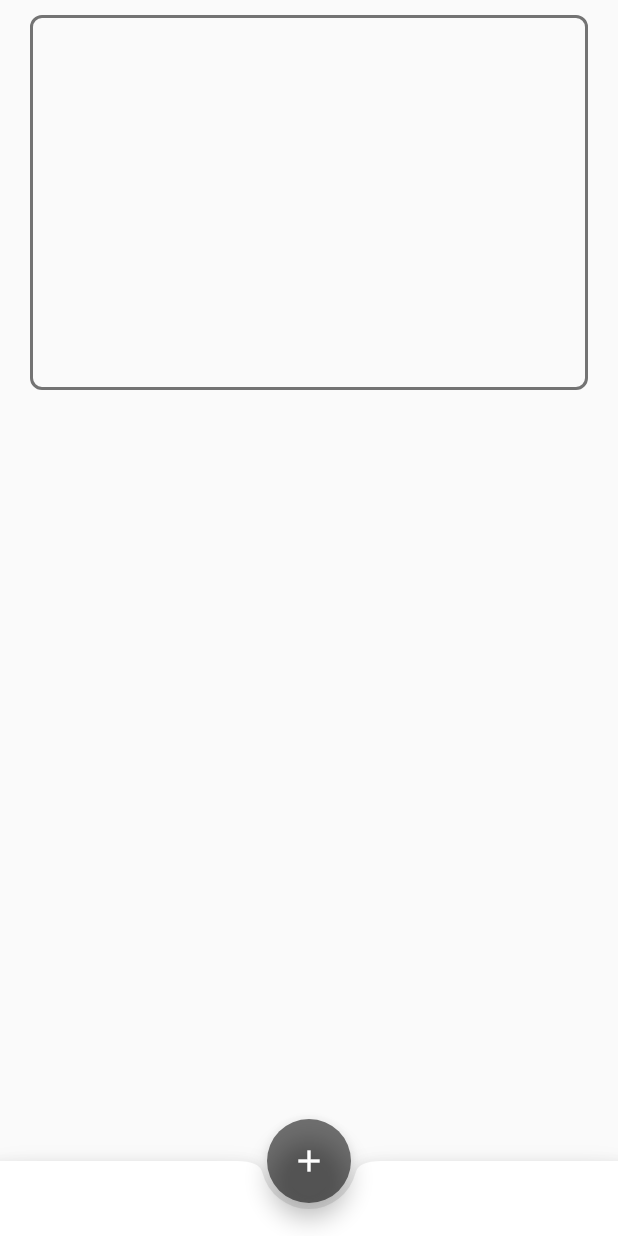
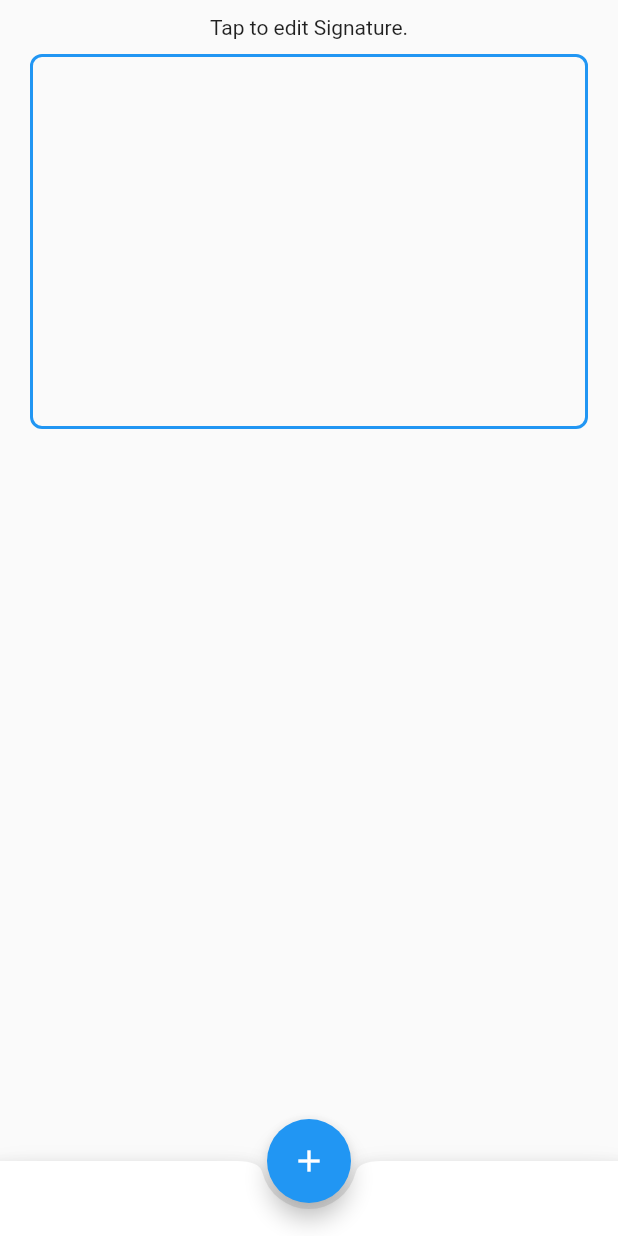
Before and after one commit to AlejoGschwind/Signed, a Flutter app: the screen it shows after launch, on a phone screen of 412 x 824 dp. Run offline on Flutter 3.47's test engine with Material 2 defaults, Android fonts, the phone set to English and light mode, and no system bars; our stand-ins replace extended_image, native_pdf_renderer, shared_preferences; missing offline and left inert: signature_pad_widget.

```diff
--- a/lib/main.dart
+++ b/lib/main.dart
@@ -4,16 +4,9 @@ import 'package:signed/screens/home_screen.dart';
 void main() => runApp(MyApp());
 
 class MyApp extends StatelessWidget {
-
   @override
   Widget build(BuildContext context) {
     return MaterialApp(
-      title: "Signed",
-      debugShowCheckedModeBanner: false,
-      theme: ThemeData(
-        primaryColor: Colors.blueGrey,
-        accentColor: Colors.black54
-      ),
       home: HomeScreen(),
     );
   }
--- a/lib/screens/home_screen.dart
+++ b/lib/screens/home_screen.dart
@@ -1,10 +1,13 @@
 import 'dart:io';
+import 'dart:typed_data';
 
+import 'package:flutter/cupertino.dart';
 import 'package:flutter/foundation.dart';
 import 'package:flutter/material.dart';
 import 'package:path_provider/path_provider.dart';
 import 'package:signed/screens/pdf_screen.dart';
 import 'package:signed/screens/sign_screen.dart';
+import 'package:signed/utility.dart';
 
 class HomeScreen extends StatefulWidget {
   @override
@@ -13,16 +16,25 @@ class HomeScreen extends StatefulWidget {
 
 class _HomeScreenState extends State<HomeScreen> {
   final GlobalKey _key = GlobalKey();
-  File _signatureFile;
+  Image _signature;
   String pathPDF = '';
 
-  updateFileState(File image) {
-    setState(() {
-      _signatureFile = image;
-    });
-    print(_signatureFile);
+  @override
+  void initState() {
+    super.initState();
+    loadSignatureFromPreference();
   }
 
+  loadSignatureFromPreference() {
+    Utility.getImageFromPreferences().then((img) {
+      if (img == null) {
+        return;
+      }
+      setState(() {
+        _signature = Utility.imageFromBase64String(img);
+      });
+    });
+  }
 
   @override
   Widget build(BuildContext context) {
@@ -30,18 +42,23 @@ class _HomeScreenState extends State<HomeScreen> {
       body: Container(
         child: ListView(
           children: <Widget>[
-            _signatureFile != null? Image.file(_signatureFile): Container(),
             GestureDetector(
               onTap: () {
                 Navigator.push(context, MaterialPageRoute(builder: (context) {
-                  return SignScreen(
-                    key: _key,
-                    updateParentFile: updateFileState,
+                  return SignatureScreen(
+                    loadSignatureFromPreference,
                   );
                 }));
               },
-              child: _signatureFile != null ? Image.file(_signatureFile): Container(
-                margin: EdgeInsets.symmetric(horizontal: 20, vertical: 10),
+              child: Column(
+                children: <Widget>[
+                  Container(
+                    margin: EdgeInsets.symmetric(vertical: 10),
+                    child: const Text('Tap to edit Signature.'),
+                  ),
+                  Container(
+                    margin: EdgeInsets.symmetric(horizontal: 20),
+                    padding: EdgeInsets.all(8),
                     height: 250.0,
                     decoration: BoxDecoration(
                         border:  Border.all(
@@ -50,6 +67,9 @@ class _HomeScreenState extends State<HomeScreen> {
                         ),
                         borderRadius: BorderRadius.circular(8)
                     ),
+                    child: _signature != null ? _signature : Container(),
+                  ),
+                ],
               ),
 //              child: Container(
 //                margin: EdgeInsets.symmetric(horizontal: 20, vertical: 10),
--- /dev/null
+++ b/lib/utility.dart
@@ -0,0 +1,30 @@
+import 'dart:typed_data';
+import 'package:shared_preferences/shared_preferences.dart';
+import 'package:flutter/material.dart';
+import 'dart:async';
+import 'dart:convert';
+
+class Utility {
+  static const String IMG_KEY = 'SIGNATURE';
+
+  static Future<bool> saveImageToPreferences(String value) async {
+    final SharedPreferences preferences = await SharedPreferences.getInstance();
+    return preferences.setString(IMG_KEY, value);
+  }
+
+  static Future<String> getImageFromPreferences() async {
+    final SharedPreferences preferences = await SharedPreferences.getInstance();
+    return preferences.getString(IMG_KEY);
+  }
+
+  static String base64String(Uint8List data) {
+    return base64Encode(data);
+  }
+
+  static Image imageFromBase64String(String base64String) {
+    return Image.memory(
+      base64Decode(base64String),
+      fit: BoxFit.fill,
+    );
+  }
+}
--- a/pubspec.yaml
+++ b/pubspec.yaml
@@ -26,6 +26,9 @@ dependencies:
   dio:
   native_pdf_renderer: any
   extended_image: ^0.7.2
+  signature_pad_widget: ^2.0.1
+  native_pdf_view: ^3.1.0
+  shared_preferences: ^0.5.7
 
   # The following adds the Cupertino Icons font to your application.
   # Use with the CupertinoIcons class for iOS style icons.
```
Also changed, not shown: lib/screens/sign_screen.dart (+81 -147 lines), pubspec.lock. Lines whose indentation alone changed are shown as unchanged.
